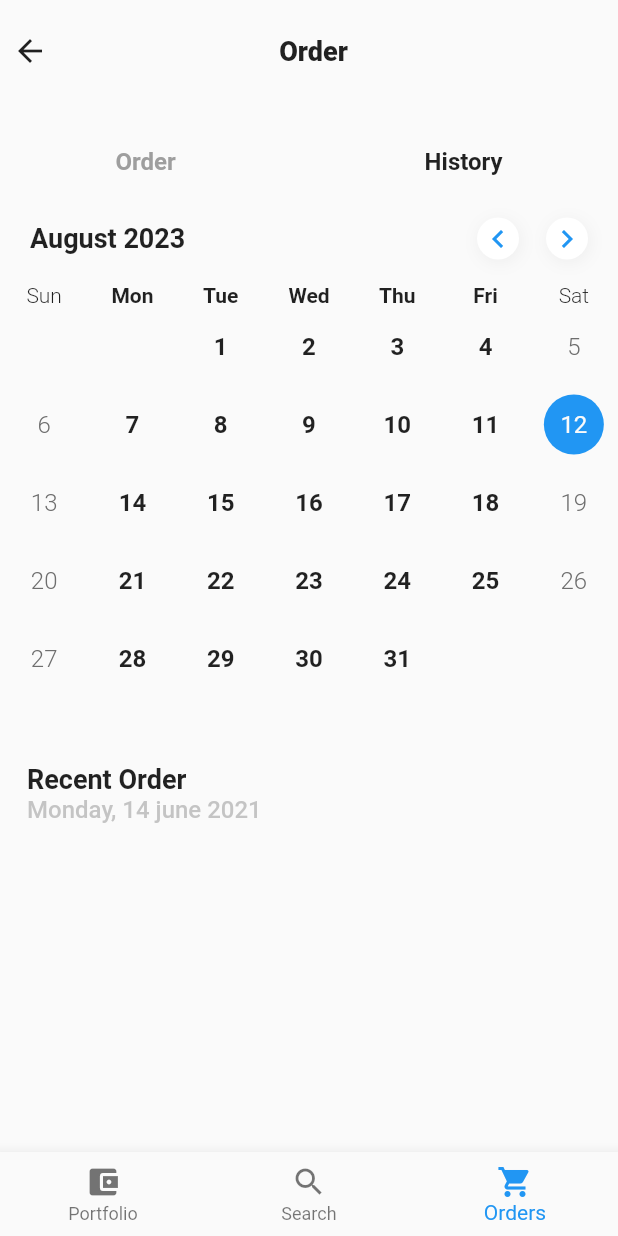
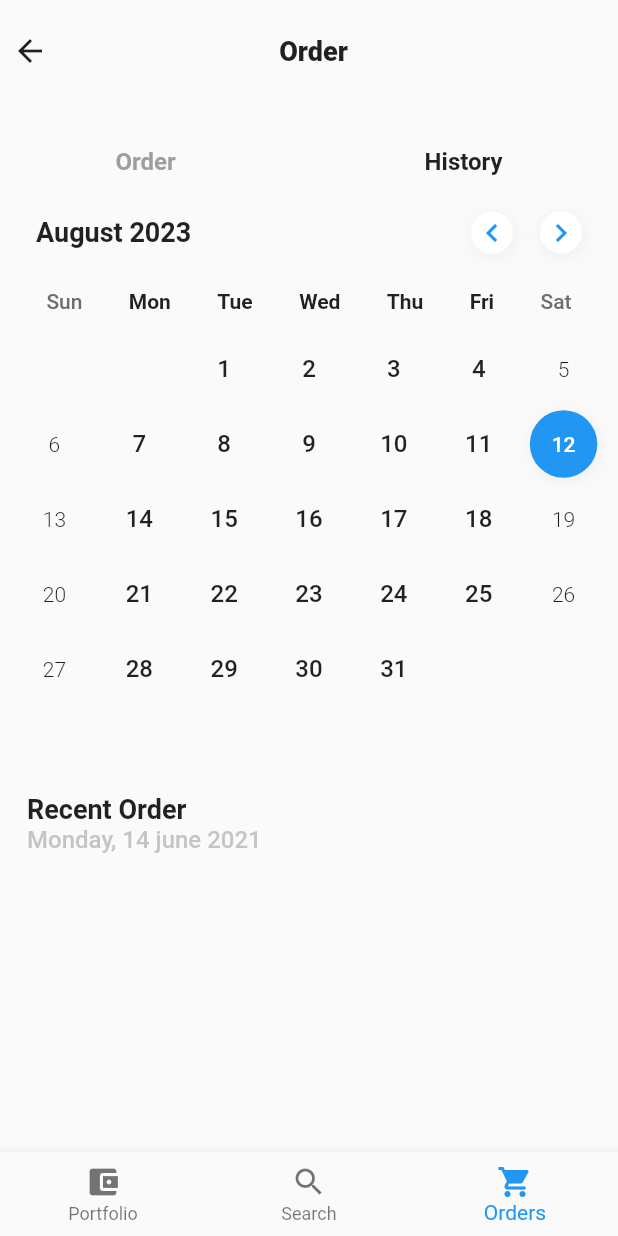
Before and after one commit to sathyajitharakkal/dummy_trading, a Flutter app: the screen it shows after launch, item 3 of the bottom bar chosen, on a phone screen of 412 x 824 dp. Run offline on Flutter 3.47's test engine with Material 2 defaults, Android fonts, the light colour scheme and no system bars; drawn by our look-alikes of table_calendar; our stand-ins replace fl_chart, get.

Commit message:
calendar widget updated
Added custom calender widget

```diff
--- a/lib/UI/order/order_page.dart
+++ b/lib/UI/order/order_page.dart
@@ -1,5 +1,6 @@
 import 'package:dummy_trading/UI/portfolio/portfolio_controller.dart';
 import 'package:dummy_trading/UI/widgets/calendar_view.dart';
+import 'package:dummy_trading/UI/widgets/calendar/calendar_widget.dart';
 import 'package:dummy_trading/UI/widgets/custom_appbar.dart';
 import 'package:dummy_trading/UI/widgets/stockItem_tile.dart';
 import 'package:dummy_trading/utils/style.dart';
@@ -46,8 +47,8 @@ class OrderScreen extends StatelessWidget {
                   height: 12,
                 ),
                 SizedBox(
-                  height: 380,
-                  child: CalendarView(),
+                  height: 400,
+                  child: CustomCalendar()
                 ),
                 Padding(
                   padding: const EdgeInsets.only(left: 18.0),
--- /dev/null
+++ b/lib/UI/widgets/calendar/calendar_days_layout.dart
@@ -0,0 +1,64 @@
+import 'package:dummy_trading/utils/style.dart';
+import 'package:flutter/material.dart';
+
+List<Widget> buildCalendarDays(
+  DateTime selected,
+  DateTime highlight, {
+  Function(DateTime)? onDaySelected,
+}) {
+  final daysInMonth = DateTime(selected.year, selected.month + 1, 0).day;
+  final firstDayOfWeek = DateTime(selected.year, selected.month, 1).weekday;
+
+  List<Widget> days = [];
+  int dayCounter = 1;
+
+  for (int i = 0; i < 6; i++) {
+    List<Widget> rowChildren = [];
+
+    for (int j = 0; j < 7; j++) {
+      if ((i == 0 && j < firstDayOfWeek) || dayCounter > daysInMonth) {
+        rowChildren.add(Expanded(child: Container()));
+      } else {
+        var currentDate = DateTime(selected.year, selected.month, dayCounter);
+
+        rowChildren.add(
+          Expanded(
+            child: GestureDetector(
+              onTap: () {
+                if (onDaySelected != null) onDaySelected(currentDate);
+              },
+              child: Column(
+                mainAxisAlignment: MainAxisAlignment.center,
+                children: [
+                  Container(
+                    height: highlight == currentDate ? 45 : null,
+                    width: highlight == currentDate ? 45 : null,
+                    decoration: highlight == currentDate
+                        ? cardStyle.copyWith(
+                            borderRadius: BorderRadius.circular(50),
+                            color: Colors.blue)
+                        : null,
+                    child: Center(
+                      child: Text(
+                        '$dayCounter',
+                        style: highlight == currentDate ? smallSemiBold.copyWith(color: Colors.white) : (j == 0 || j == 6 ? smallThin : mediumSemiBold),
+                      ),
+                    ),
+                  ),
+                ],
+              ),
+            ),
+          ),
+        );
+        dayCounter++;
+      }
+    }
+
+    days.add(SizedBox(
+      height: 50,
+      child: Center(child: Row(children: rowChildren)),
+    ));
+  }
+
+  return days;
+}
--- /dev/null
+++ b/lib/UI/widgets/calendar/calendar_weekday.dart
@@ -0,0 +1,16 @@
+import 'package:dummy_trading/utils/style.dart';
+import 'package:flutter/material.dart';
+import 'package:intl/intl.dart';
+
+List<Widget> buildWeekdays() {
+  return List.generate(7, (index) {
+    return Center(
+      child: Text(
+        DateFormat.E().format(DateTime(2023, 1, index + 1)),
+        style: index == 0 || index == 6
+            ? smallSemiBold.copyWith(color: const Color.fromARGB(255, 110, 110, 110))
+            : smallBold,
+      ),
+    );
+  });
+}
--- /dev/null
+++ b/lib/UI/widgets/calendar/calendar_widget.dart
@@ -0,0 +1,94 @@
+import 'package:dummy_trading/UI/widgets/calendar/calendar_days_layout.dart';
+import 'package:dummy_trading/UI/widgets/calendar/calendar_weekday.dart';
+import 'package:dummy_trading/utils/style.dart';
+import 'package:flutter/material.dart';
+import 'package:intl/intl.dart';
+
+class CustomCalendar extends StatefulWidget {
+  @override
+  _CustomCalendarState createState() => _CustomCalendarState();
+}
+
+class _CustomCalendarState extends State<CustomCalendar> {
+  DateTime _selectedDate = DateTime.now();
+  DateTime _highlightedDate = DateTime(DateTime.now().year, DateTime.now().month, DateTime.now().day);
+
+  void _previousMonth() {
+    setState(() {
+      _selectedDate = DateTime(
+          _selectedDate.year, _selectedDate.month - 1, _selectedDate.day);
+    });
+  }
+
+  void _nextMonth() {
+    setState(() {
+      _selectedDate = DateTime(
+          _selectedDate.year, _selectedDate.month + 1, _selectedDate.day);
+    });
+  }
+
+  @override
+  Widget build(BuildContext context) {
+    return Column(
+      children: [
+        Padding(
+          padding: const EdgeInsets.symmetric(vertical: 12.0, horizontal: 24),
+          child: Row(
+            mainAxisAlignment: MainAxisAlignment.spaceBetween,
+            children: [
+              Text(
+                DateFormat.yMMMM()
+                    .format(_selectedDate), // Display the formatted month
+                style: TextStyle(fontSize: 18, fontWeight: FontWeight.bold),
+              ),
+              Row(
+                children: [
+                  Container(
+                    padding: const EdgeInsets.all(2),
+                    decoration: cardStyle.copyWith(
+                        borderRadius: BorderRadius.circular(40)),
+                    child: GestureDetector(
+                        child: Icon(Icons.chevron_left, color: Colors.blue),
+                        onTap: _previousMonth),
+                  ),
+                  SizedBox(
+                    width: 18,
+                  ),
+                  Container(
+                    padding: const EdgeInsets.all(2),
+                    decoration: cardStyle.copyWith(
+                        borderRadius: BorderRadius.circular(40)),
+                    child: GestureDetector(
+                        child: Icon(
+                          Icons.chevron_right,
+                          color: Colors.blue,
+                        ),
+                        onTap: _nextMonth),
+                  ),
+                ],
+              ),
+            ],
+          ),
+        ),
+        Padding(
+          padding: const EdgeInsets.symmetric(vertical: 12.0),
+          child: Row(
+              mainAxisAlignment: MainAxisAlignment.spaceEvenly,
+              children: buildWeekdays()),
+        ),
+        Padding(
+          padding: const EdgeInsets.symmetric(horizontal: 8.0),
+          child: Column(
+              children: buildCalendarDays(
+            _selectedDate,
+            _highlightedDate,
+            onDaySelected: (DateTime day) {
+              _highlightedDate = day;
+              setState(() {});
+            },
+          )),
+        ),
+      ],
+    );
+  }
+}
```
